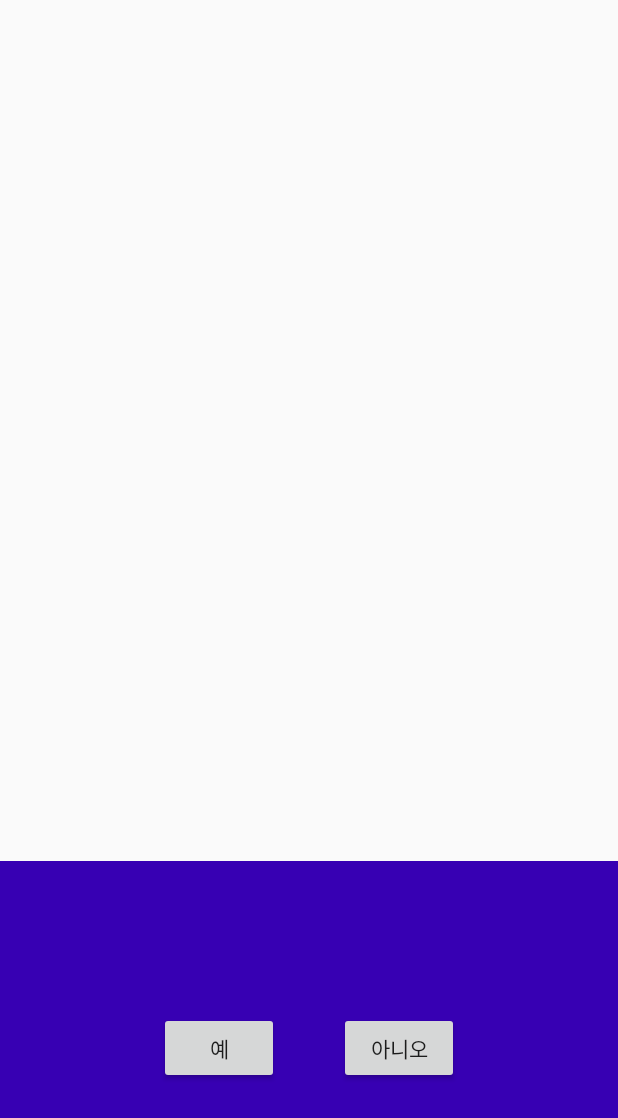
After one commit to ColoroidLove/ColoroidLove_App, an Android app: the layout overlay.xml on its own in the app's theme, with its tools: preview values and no code run, on a phone screen of 412 x 824 dp. The commit adds this screen. Shown: the top 1118 px of the screen. Run offline under Robolectric (Android 15) with nearby library versions, the phone set to English and light mode, and no system bars.

Commit message:
카메라기능 구현

```diff
--- a/app/build.gradle
+++ b/app/build.gradle
@@ -28,7 +28,7 @@ android {
 }
 
 dependencies {
-
+    implementation 'gun0912.ted:tedpermission:2.0.0'
     implementation 'androidx.appcompat:appcompat:1.3.1'
     implementation 'com.google.android.material:material:1.4.0'
     implementation 'androidx.constraintlayout:constraintlayout:2.1.1'
--- a/app/src/main/java/com/example/coloroidlove/MainActivity.java
+++ b/app/src/main/java/com/example/coloroidlove/MainActivity.java
@@ -78,7 +78,7 @@ public class MainActivity extends BaseActivity {
             noBtn.setOnClickListener(new View.OnClickListener() {
                 @Override
                 public void onClick(View view) {
-                    // 원하는 기능 구현
+                    gotoClass(CameraActivity.class);
                     dilaog01.dismiss(); // 다이얼로그 닫기
                 }
             });
--- a/app/src/main/java/com/example/coloroidlove/Testnotice.java
+++ b/app/src/main/java/com/example/coloroidlove/Testnotice.java
@@ -43,7 +43,7 @@ public class Testnotice extends BaseActivity{
         noBtn.setOnClickListener(new View.OnClickListener() {
             @Override
             public void onClick(View view) {
-                // 원하는 기능 구현
+
                 dilaog01.dismiss(); // 다이얼로그 닫기
             }
         });
--- /dev/null
+++ b/app/src/main/res/layout/overlay.xml
@@ -0,0 +1,30 @@
+<?xml version="1.0" encoding="utf-8"?>
+<LinearLayout xmlns:android="http://schemas.android.com/apk/res/android"
+    android:layout_width="match_parent"
+    android:layout_height="match_parent"
+    android:orientation="vertical"
+    android:gravity="bottom">
+
+    <LinearLayout
+        android:background="@color/purple_700"
+        android:gravity="center"
+        android:layout_width="match_parent"
+        android:layout_height="250dp">
+        <Button
+            android:id="@+id/btnYes"
+            android:layout_width="80dp"
+            android:layout_height="wrap_content"
+            android:layout_marginRight="20dp"
+            android:text="예" />
+
+        <Button
+            android:id="@+id/btnNo"
+            android:layout_width="80dp"
+            android:layout_height="wrap_content"
+            android:layout_marginLeft="20dp"
+            android:text="아니오" />
+
+    </LinearLayout>
+
+
+</LinearLayout>
```
Also changed, not shown: app/src/main/AndroidManifest.xml (+10 -1 lines), app/src/main/java/com/example/coloroidlove/CameraActivity.java (added, +177 -0 lines), app/src/main/res/layout/activity_camera.xml (added, +28 -0 lines).
